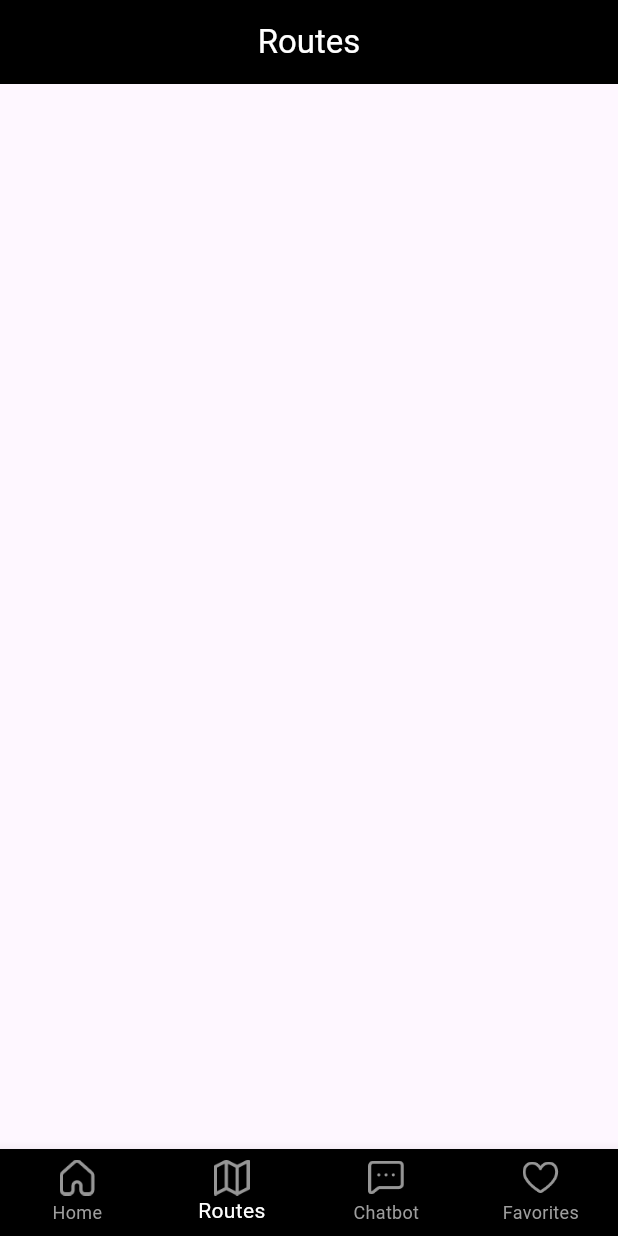
After one commit to KaanCL/pedal_istanbul, a Flutter app: the screen it shows after launch, item 2 of the bottom bar chosen, on a phone screen of 412 x 824 dp. The commit adds this screen. Run offline on Flutter 3.47's test engine with Material 3 defaults, Android fonts, the phone set to English and light mode, and no system bars; our stand-ins replace dio, flutter_dotenv, google_maps_flutter.

Commit message:
ui update , other pages ui screen added

```diff
--- a/lib/main.dart
+++ b/lib/main.dart
@@ -1,6 +1,11 @@
 import 'package:flutter/material.dart';
 import 'package:pedal_istanbul/providers/appstate.dart';
-import 'package:pedal_istanbul/views/mapscreen.dart';
+import 'package:pedal_istanbul/views/chatbot.dart';
+import 'package:pedal_istanbul/views/favorites.dart';
+import 'package:pedal_istanbul/views/home.dart';
+import 'package:pedal_istanbul/views/mainscreen.dart';
+import 'package:pedal_istanbul/views/routes.dart';
+import 'package:pedal_istanbul/widgets/mapscreen.dart';
 import 'package:flutter_dotenv/flutter_dotenv.dart';
 import 'package:provider/provider.dart';
 
@@ -13,51 +18,27 @@ void main() async{
   );
 }
 
-class MyApp extends StatelessWidget {
+class MyApp extends StatefulWidget {
   const MyApp({super.key});
 
-  // This widget is the root of your application.
+  @override
+  State<MyApp> createState() => _MyAppState();
+}
+
+class _MyAppState extends State<MyApp> {
   @override
   Widget build(BuildContext context) {
+    final appState = Provider.of<AppState>(context);
+
     return MaterialApp(
         title: 'Flutter Demo',
         theme: ThemeData(
           colorScheme: ColorScheme.fromSeed(seedColor: Colors.deepPurple),
           useMaterial3: true,
         ),
-      home: MapScreen()
+        home: MainScreen()
     );
-  }
+
   }
 
-class MyHomePage extends StatefulWidget {
-  const MyHomePage({super.key, required this.title});
-
-
-  final String title;
-
-  @override
-  State<MyHomePage> createState() => _MyHomePageState();
 }
-
-class _MyHomePageState extends State<MyHomePage> {
-
-  @override
-  Widget build(BuildContext context) {
-
-    return Scaffold(
-      appBar: AppBar(
-        backgroundColor: Theme.of(context).colorScheme.inversePrimary,
-        title: Text(widget.title),
-      ),
-      body: Center(
-        child: Column(
-
-          mainAxisAlignment: MainAxisAlignment.center,
-          children: <Widget>[
-          ],
-        ),
-      ), // This trailing comma makes auto-formatting nicer for build methods.
-    );
-  }
-}
--- /dev/null
+++ b/lib/views/chatbot.dart
@@ -0,0 +1,17 @@
+import 'package:flutter/material.dart';
+
+class ChatBot extends StatefulWidget {
+  const ChatBot({super.key});
+
+  @override
+  State<ChatBot> createState() => _ChatBotState();
+}
+
+class _ChatBotState extends State<ChatBot> {
+  @override
+  Widget build(BuildContext context) {
+    return Scaffold(
+        appBar: AppBar(backgroundColor: Colors.black, title: Text("Chatbot",style: TextStyle(color: Colors.white),), centerTitle: true,)
+    );
+  }
+}
--- /dev/null
+++ b/lib/views/favorites.dart
@@ -0,0 +1,17 @@
+import 'package:flutter/material.dart';
+
+class Favorites extends StatefulWidget {
+  const Favorites({super.key});
+
+  @override
+  State<Favorites> createState() => _FavoritesState();
+}
+
+class _FavoritesState extends State<Favorites> {
+  @override
+  Widget build(BuildContext context) {
+    return Scaffold(
+        appBar: AppBar(backgroundColor: Colors.black, title: Text("Favorites",style: TextStyle(color: Colors.white),), centerTitle: true,)
+    );
+  }
+}
--- /dev/null
+++ b/lib/views/home.dart
@@ -0,0 +1,31 @@
+import 'package:flutter/material.dart';
+import 'package:google_maps_flutter/google_maps_flutter.dart';
+import 'package:pedal_istanbul/providers/appstate.dart';
+import 'package:pedal_istanbul/widgets/mapscreen.dart';
+import 'package:pedal_istanbul/widgets/bottombar.dart';
+import 'package:provider/provider.dart';
+
+class Home extends StatefulWidget {
+
+  const Home({super.key});
+
+  @override
+  State<Home> createState() => _State();
+}
+
+class _State extends State<Home> {
+
+  @override
+  Widget build(BuildContext context) {
+    final appState = Provider.of<AppState>(context);
+    return Scaffold(
+      appBar: AppBar(
+        backgroundColor: Colors.black,
+        title: Text("${appState.isEditing ? "Add Route" : "Select Route"}",style: TextStyle(color: Colors.white),),
+        centerTitle: true,
+      ),
+      body: MapScreen(),
+
+    );
+  }
+}
--- /dev/null
+++ b/lib/views/mainscreen.dart
@@ -0,0 +1,40 @@
+import 'package:flutter/material.dart';import 'package:flutter/material.dart';
+import 'package:pedal_istanbul/providers/appstate.dart';
+import 'package:pedal_istanbul/views/chatbot.dart';
+import 'package:pedal_istanbul/views/favorites.dart';
+import 'package:pedal_istanbul/views/home.dart';
+import 'package:pedal_istanbul/views/routes.dart';
+import 'package:pedal_istanbul/widgets/bottombar.dart';
+import 'package:provider/provider.dart';
+
+class MainScreen extends StatefulWidget {
+  const MainScreen({super.key});
+
+  @override
+  State<MainScreen> createState() => _MainScreenState();
+}
+
+class _MainScreenState extends State<MainScreen> {
+  @override
+  Widget build(BuildContext context) {
+    final appState = Provider.of<AppState>(context);
+    return Scaffold(
+      body: _getPage(appState.currentPageIndex),
+      bottomNavigationBar:BottomBar() ,
+    );
+  }
+
+  Widget _getPage(int index){
+    switch (index) {
+      case 0:
+        return Home();
+      case 1:
+        return Routes();
+      case 2:
+        return ChatBot();
+      default:
+        return Favorites();
+    }
+  }
+
+}
--- /dev/null
+++ b/lib/views/routes.dart
@@ -0,0 +1,16 @@
+import 'package:flutter/material.dart';
+class Routes extends StatefulWidget {
+  const Routes({super.key});
+
+  @override
+  State<Routes> createState() => _RoutesState();
+}
+
+class _RoutesState extends State<Routes> {
+  @override
+  Widget build(BuildContext context) {
+    return Scaffold(
+        appBar: AppBar(backgroundColor: Colors.black, title: Text("Routes",style: TextStyle(color: Colors.white),), centerTitle: true,)
+    );
+  }
+}
```
Also changed, not shown: lib/widgets/mapscreen.dart (renamed from lib/views/mapscreen.dart, +2 -15 lines). Lines whose indentation alone changed are shown as unchanged.
